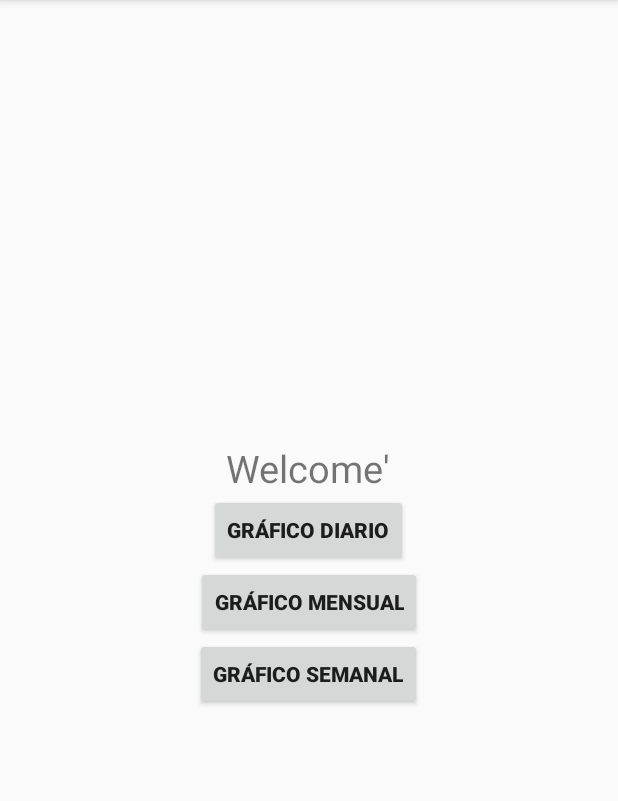
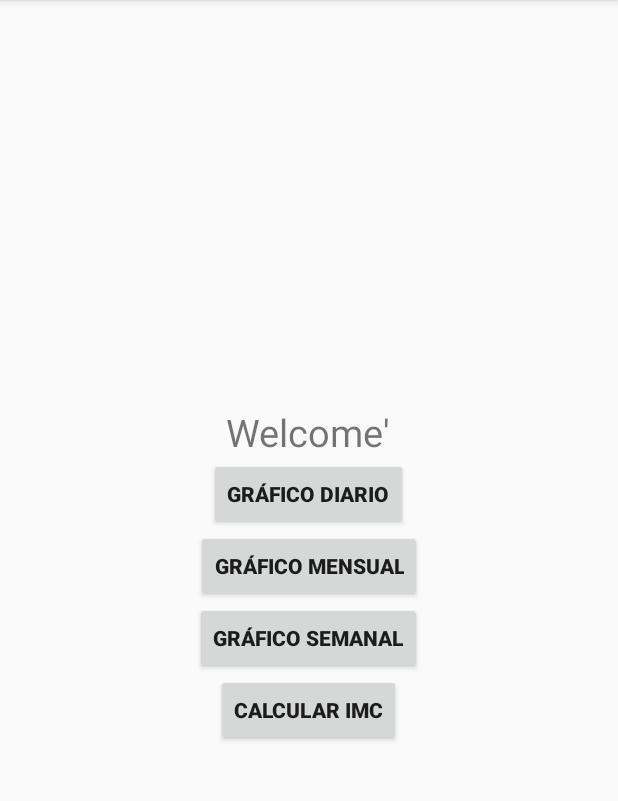
Before and after one commit to unac-dis/Air-Quality-demo, an Android app: the MainActivity screen opened directly, with no data from a screen before it, on a phone screen of 412 x 824 dp, the part 84-885 px from its top. Run offline under Robolectric (Android 15) with nearby library versions, the phone set to English and light mode, and no system bars.

Commit message:
Librería modificada

```diff
--- a/app/build.gradle
+++ b/app/build.gradle
@@ -28,6 +28,8 @@ dependencies {
     androidTestImplementation 'com.android.support.test:runner:1.0.2'
     androidTestImplementation 'com.android.support.test.espresso:espresso-core:3.0.2'
     implementation 'com.google.firebase:firebase-core:16.0.0'
+    implementation 'com.google.firebase:firebase-database:10.2.0'
+    implementation 'com.google.firebase:firebase-auth:10.2.0'
     implementation 'com.google.firebase:firebase-messaging:17.3.0'
     implementation 'com.google.android.gms:play-services-auth:16.0.0'
     implementation 'com.android.support:support-annotations:27.1.1'
--- a/app/src/main/java/co/edu/unac/iotunac/view/MainActivity.java
+++ b/app/src/main/java/co/edu/unac/iotunac/view/MainActivity.java
@@ -9,7 +9,7 @@ import android.widget.Button;
 import co.edu.unac.iotunac.R;
 
 public class MainActivity extends AppCompatActivity {
-    Button btndia, btnmes, btnsemana;
+    Button btndia, btnmes, btnsemana, calcular;
     @Override
 
 
@@ -19,6 +19,7 @@ public class MainActivity extends AppCompatActivity {
         btndia = (Button)findViewById(R.id.Gradia);
         btnmes = (Button)findViewById(R.id.Grames);
         btnsemana = (Button)findViewById(R.id.Grasemana);
+        calcular = findViewById(R.id.imc);
         btndia.setOnClickListener(new View.OnClickListener() {
             @Override
             public void onClick(View view) {
@@ -40,5 +41,13 @@ public class MainActivity extends AppCompatActivity {
                 startActivity(pasar);
             }
         });
+        calcular.setOnClickListener(new View.OnClickListener() {
+            @Override
+            public void onClick(View view) {
+                Intent pasar = (new Intent(MainActivity.this, CalcularIMC.class));
+                startActivity(pasar);
+
+            }
+        });
     }
 }
--- a/app/src/main/res/layout/activity_main.xml
+++ b/app/src/main/res/layout/activity_main.xml
@@ -30,4 +30,10 @@
         android:layout_height="wrap_content"
         android:textStyle="bold"
         android:text="Gráfico Semanal"/>
+    <Button
+        android:id="@+id/imc"
+        android:layout_width="wrap_content"
+        android:layout_height="wrap_content"
+        android:textStyle="bold"
+        android:text="Calcular IMC"/>
 </LinearLayout>
--- a/build.gradle
+++ b/build.gradle
@@ -1,5 +1,3 @@
-// Top-level build file where you can add configuration options common to all sub-projects/modules.
-
 buildscript {
 
     repositories {
@@ -10,9 +8,6 @@ buildscript {
         classpath 'com.google.android.gms:play-services-base:15.0.1'
         classpath 'com.android.tools.build:gradle:3.1.4'
         classpath 'com.google.gms:google-services:4.0.0'
-
-        // NOTE: Do not place your application dependencies here; they belong
-        // in the individual module build.gradle files
     }
 }
 
```
Also changed, not shown: app/src/main/java/co/edu/unac/iotunac/auth/LoginActivity.java (+18 -4 lines).
